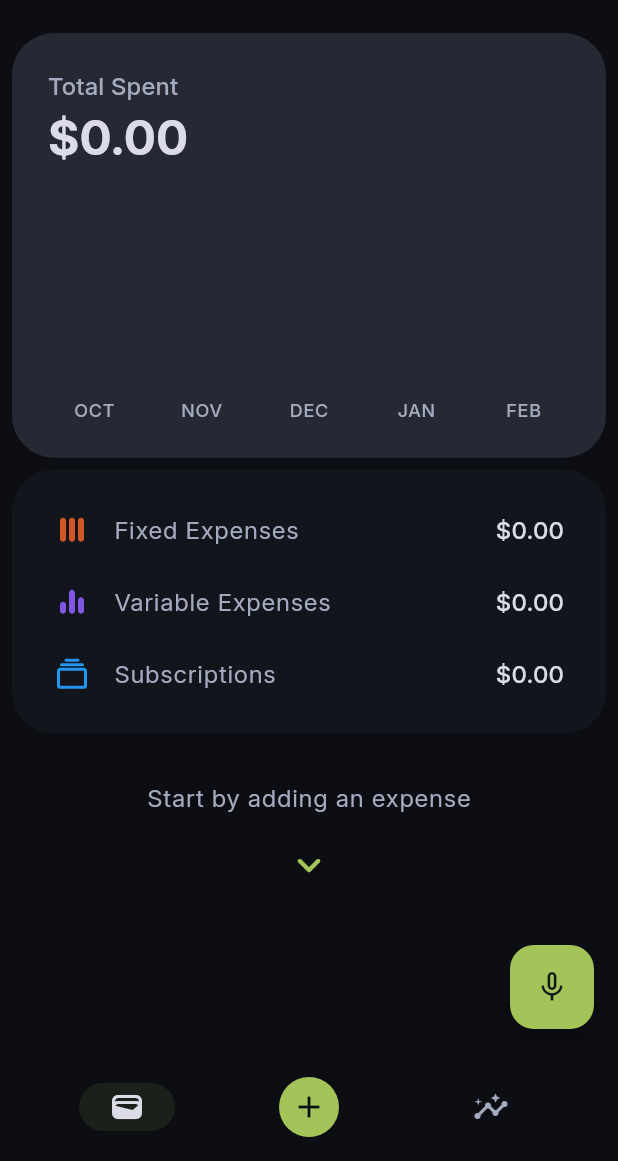
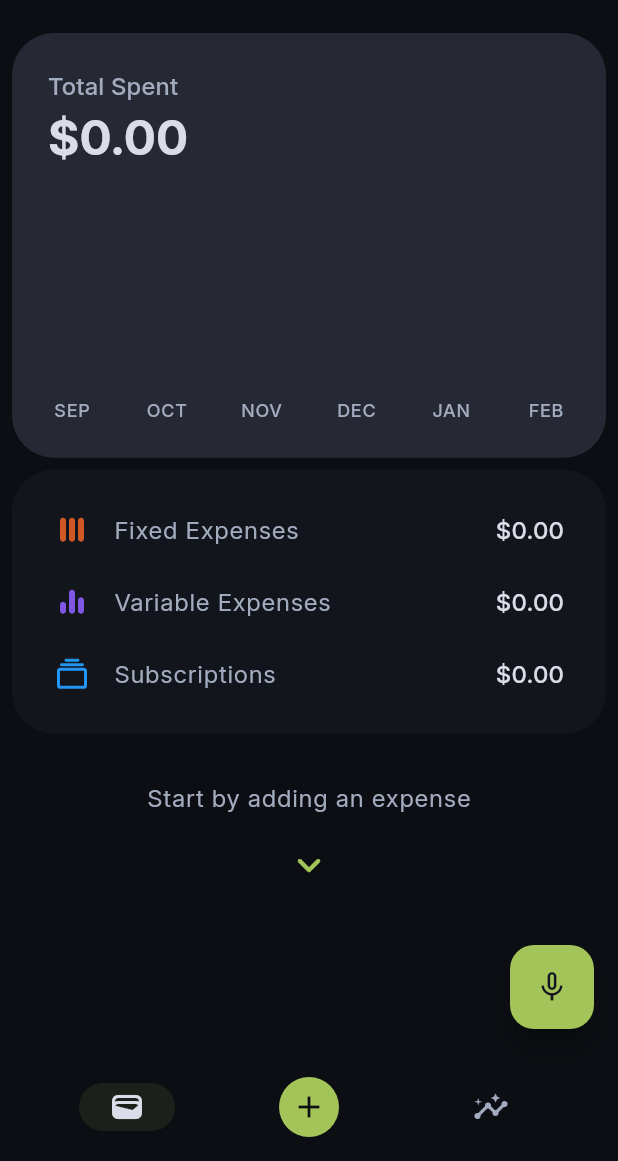
Before and after one commit to 0x6762/kiwi-spending-tracker, a Flutter app: the screen it shows after launch, on a phone screen of 412 x 824 dp, the part 75-1236 px from its top. Run offline on Flutter 3.47's test engine with Material 3 defaults, Android fonts, the phone set to English and light mode, and no system bars; drawn by our look-alikes of fl_chart; our stand-ins replace flutter_svg, permission_handler, shared_preferences, speech_to_text.

Commit message:
Fixed bug on device

```diff
--- a/lib/widgets/monthly_expense_chart.dart
+++ b/lib/widgets/monthly_expense_chart.dart
@@ -21,15 +21,17 @@ class MonthlyExpenseChart extends StatelessWidget {
 
   List<DateTime> _getLast6Months() {
     final now = DateTime.now();
-    return List.generate(5, (index) {
+    return List.generate(6, (index) {
       return DateTime(
         now.year,
-        now.month - (4 - index),
+        now.month - (5 - index),
       );
     });
   }
 
   Future<Map<DateTime, double>> _getMonthlyTotals(List<DateTime> months) async {
+    if (months.isEmpty) return {};
+
     final startDate = months.first;
     final endDate = months.last.add(const Duration(days: 31));
     return analyticsService.getMonthlyTotals(startDate, endDate);
@@ -69,6 +71,17 @@ class MonthlyExpenseChart extends StatelessWidget {
     return FutureBuilder<Map<DateTime, double>>(
       future: _getMonthlyTotals(months),
       builder: (context, snapshot) {
+        if (snapshot.hasError) {
+          return Center(
+            child: Text(
+              'Error loading chart',
+              style: theme.textTheme.bodyLarge?.copyWith(
+                color: theme.colorScheme.error,
+              ),
+            ),
+          );
+        }
+
         if (!snapshot.hasData) {
           return const Center(child: CircularProgressIndicator());
         }
@@ -100,7 +113,7 @@ class MonthlyExpenseChart extends StatelessWidget {
                     barRods: [
                       BarChartRodData(
                         toY: _calculateBarHeight(total, maxTotal),
-                        width: MediaQuery.of(context).size.width * 0.15,
+                        width: 32, // Fixed width instead of screen-dependent
                         color: total > 0
                             ? (isSelectedMonth
                                 ? theme.colorScheme.onSurface
```
Also changed, not shown: lib/models/expense.dart (+12 -12 lines).
